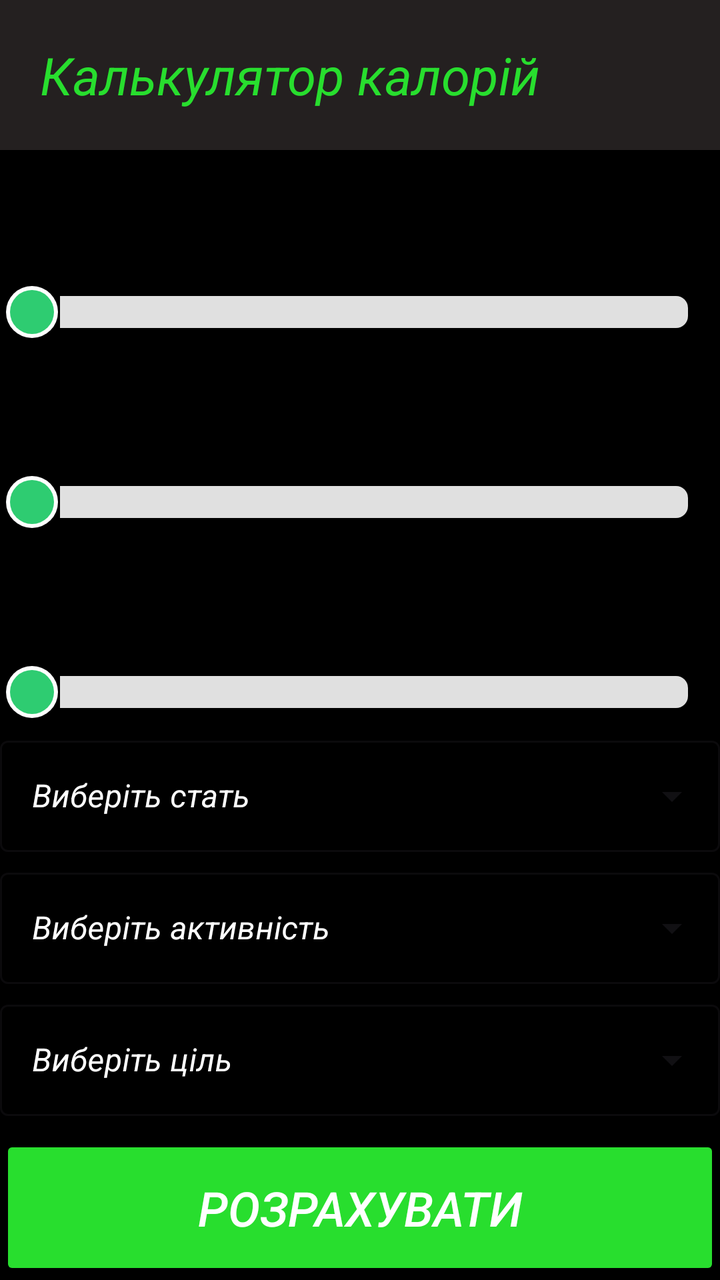
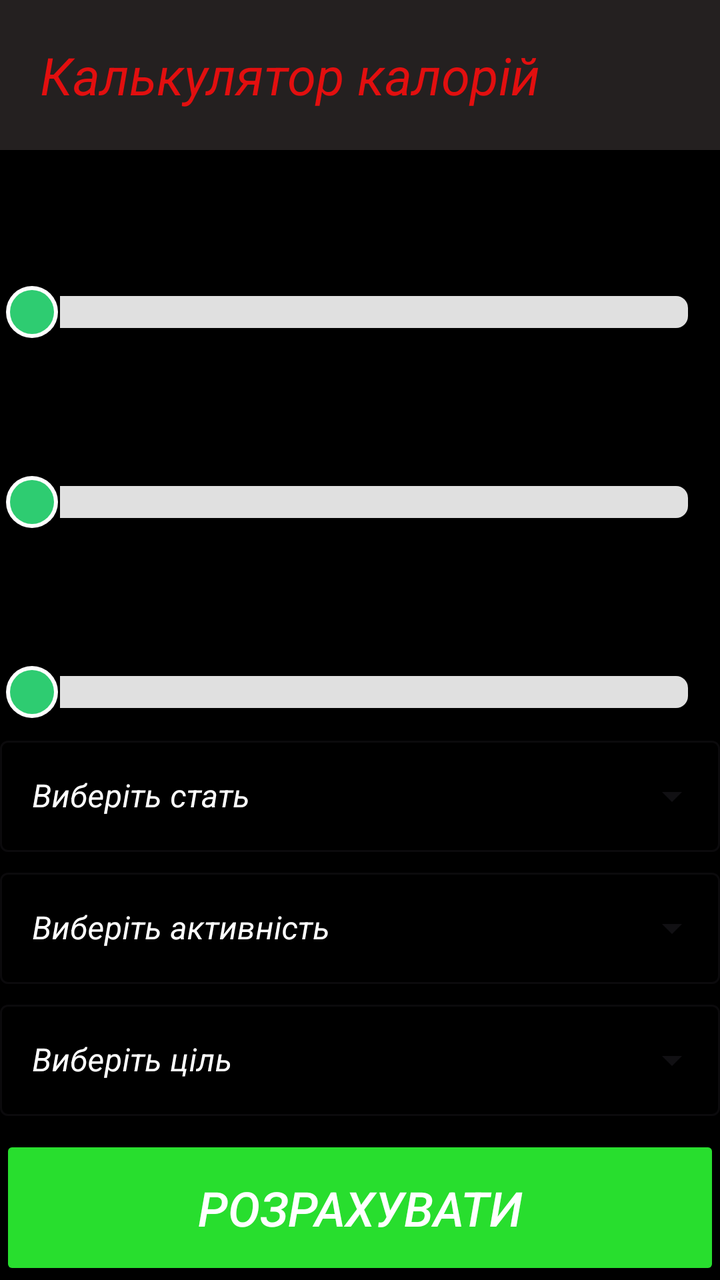

The first picture is an Android layout as it rendered before a commit; the second is the same layout after the commit. The layout source and the unified diff follow.
<!-- AndroidManifest.xml: application theme Theme.CalculationKcal -->
<!-- res/layout/activity_main.xml -->
<?xml version="1.0" encoding="utf-8"?>
<androidx.constraintlayout.widget.ConstraintLayout xmlns:android="http://schemas.android.com/apk/res/android"
    xmlns:app="http://schemas.android.com/apk/res-auto"
    xmlns:tools="http://schemas.android.com/tools"
    android:id="@+id/main"
    android:layout_width="match_parent"
    android:layout_height="match_parent"
    android:background="@color/black"
    android:layout_margin="0dp"
    tools:context=".MainActivity">

    <TextView
        android:id="@+id/textView"
        android:layout_width="match_parent"
        android:layout_height="wrap_content"
        android:background="@color/grey"
        android:padding="20dp"
        android:text="@string/calc_kcal"
        android:textAlignment="center"
        android:textColor="@color/green"
        android:textSize="26sp"
        android:textStyle="italic"
        app:layout_constraintEnd_toEndOf="parent"
        app:layout_constraintStart_toStartOf="parent"
        app:layout_constraintTop_toTopOf="parent"
        tools:ignore="MissingConstraints" />

    <TextView
        android:id="@+id/heightSeekBarText"
        android:layout_width="match_parent"
        android:layout_height="wrap_content"
        android:textAlignment="center"
        android:textSize="20sp"
        android:textColor="@color/green"
        android:padding="20dp"
        android:textColorHint="@color/white"
        app:layout_constraintTop_toBottomOf="@+id/textView"
        tools:ignore="MissingConstraints" />

    <SeekBar
        android:id="@+id/seekBarHeight"
        android:layout_width="match_parent"
        android:layout_height="wrap_content"
        android:max="190"
        android:min="20"
        android:progress="0"
        android:progressDrawable="@drawable/slider_track"
        android:thumb="@drawable/slider_thumb"
        app:layout_constraintTop_toBottomOf="@+id/heightSeekBarText"
        tools:ignore="MissingConstraints"
        tools:layout_editor_absoluteX="69dp" />

    <TextView
        android:id="@+id/weightSeekBarText"
        android:layout_width="match_parent"
        android:layout_height="wrap_content"
        android:padding="20dp"
        android:textAlignment="center"
        android:textColor="@color/green"
        android:textSize="20sp"
        android:textStyle="italic"
        app:layout_constraintTop_toBottomOf="@+id/seekBarHeight"
        tools:ignore="MissingConstraints" />

    <SeekBar
        android:id="@+id/seekBarWeight"
        android:layout_width="match_parent"
        android:layout_height="wrap_content"
        android:min="20"
        android:max="260"
        android:progress="4"
        android:progressDrawable="@drawable/slider_track"
        android:thumb="@drawable/slider_thumb"
        app:layout_constraintTop_toBottomOf="@+id/weightSeekBarText"
        tools:ignore="MissingConstraints"
        tools:layout_editor_absoluteX="46dp" />


    <TextView
        android:id="@+id/ageSeekBarText"
        android:layout_width="match_parent"
        android:layout_height="wrap_content"
        android:textAlignment="center"
        android:textSize="20sp"
        android:textColor="@color/green"
        android:padding="20dp"
        android:textColorHint="@color/white"
        app:layout_constraintTop_toBottomOf="@+id/seekBarWeight"
        tools:ignore="MissingConstraints" />

    <SeekBar
        android:id="@+id/seekBarAge"
        android:layout_width="match_parent"
        android:layout_height="wrap_content"
        android:min="5"
        android:max="100"
        android:progress="5"
        android:progressDrawable="@drawable/slider_track"
        android:thumb="@drawable/slider_thumb"
        app:layout_constraintTop_toBottomOf="@+id/ageSeekBarText"
        tools:ignore="MissingConstraints"
        tools:layout_editor_absoluteX="46dp" />

    <Button
        android:id="@+id/calculationButton"
        android:layout_width="match_parent"
        android:layout_height="wrap_content"
        android:text="@string/calculation"
        android:textSize="24sp"
        android:textStyle="italic"
        android:padding="20dp"
        android:textColor="@color/white"
        android:backgroundTint="@color/green"
        app:layout_constraintBottom_toBottomOf="parent"
        tools:ignore="MissingConstraints" />

    <com.google.android.material.textfield.TextInputLayout
        android:id="@+id/menuTextFieldHuman"
        style="@style/Widget.MaterialComponents.TextInputLayout.OutlinedBox.ExposedDropdownMenu"
        android:layout_width="match_parent"
        android:layout_height="wrap_content"
        android:hint="@string/enterHuman"
        android:textColorHint="@color/white"
        android:layout_marginTop="5dp"
        app:layout_constraintTop_toBottomOf="@+id/seekBarAge"
        tools:ignore="MissingConstraints">

        <AutoCompleteTextView
            android:id="@+id/autoCompleteTextViewHuman"
            android:layout_width="match_parent"
            android:layout_height="wrap_content"
            android:textStyle="italic"
            android:inputType="none" /> 
    </com.google.android.material.textfield.TextInputLayout>

    <com.google.android.material.textfield.TextInputLayout
        android:id="@+id/menuTextFieldLoad"
        style="@style/Widget.MaterialComponents.TextInputLayout.OutlinedBox.ExposedDropdownMenu"
        android:layout_width="match_parent"
        android:layout_height="wrap_content"
        android:hint="@string/enterLoad"
        android:textColorHint="@color/white"
        android:layout_marginTop="5dp"
        app:layout_constraintTop_toBottomOf="@+id/menuTextFieldHuman"
        tools:ignore="MissingConstraints">

        <AutoCompleteTextView
            android:id="@+id/autoCompleteTextViewLoad"
            android:layout_width="match_parent"
            android:layout_height="wrap_content"
            android:textStyle="italic"
            android:inputType="none" /> 
    </com.google.android.material.textfield.TextInputLayout>

    <com.google.android.material.textfield.TextInputLayout
        android:id="@+id/menuTextFieldGoal"
        style="@style/Widget.MaterialComponents.TextInputLayout.OutlinedBox.ExposedDropdownMenu"
        android:layout_width="match_parent"
        android:layout_height="wrap_content"
        android:hint="@string/enterGoal"
        android:textColorHint="@color/white"
        android:layout_marginTop="5dp"
        app:layout_constraintTop_toBottomOf="@+id/menuTextFieldLoad"
        tools:ignore="MissingConstraints">

        <AutoCompleteTextView
            android:id="@+id/autoCompleteTextViewGoal"
            android:layout_width="match_parent"
            android:layout_height="wrap_content"
            android:textStyle="italic"
            android:inputType="none" /> 
    </com.google.android.material.textfield.TextInputLayout>



</androidx.constraintlayout.widget.ConstraintLayout>
<!-- resources referenced by this layout -->
<resources>
  <color name="black">#FF000000</color>
  <color name="green">#28de2e</color>
  <color name="grey">#242020</color>
  <color name="white">#FFFFFFFF</color>
  <!-- drawable slider_thumb (drawable) -->
  <?xml version="1.0" encoding="utf-8"?>
  <layer-list xmlns:android="http://schemas.android.com/apk/res/android">
  
      <item>
          <shape android:shape="oval">
              <solid android:color="#1A000000" />
              <size android:width="28dp" android:height="28dp" />
          </shape>
      </item>
      
      <item android:top="1dp" android:left="1dp" android:right="1dp" android:bottom="1dp">
          <shape android:shape="oval">
              <solid android:color="#FFFFFF" />
          </shape>
      </item>
      
      <item android:top="3dp" android:left="3dp" android:right="3dp" android:bottom="3dp">
          <shape android:shape="oval">
              <solid android:color="#2ECC71" /> 
          </shape>
      </item>
  
  </layer-list>
  <!-- drawable slider_track (drawable) -->
  <?xml version="1.0" encoding="utf-8"?>
  <layer-list xmlns:android="http://schemas.android.com/apk/res/android">
  
      <item android:id="@android:id/background">
          <shape android:shape="rectangle">
              <corners android:radius="6dp" />
              <solid android:color="#E0E0E0" /> 
              <size android:height="8dp" /> 
          </shape>
      </item>
  
      
      <item android:id="@android:id/progress">
          <clip>
              <shape android:shape="rectangle">
                  <corners android:radius="6dp" />
                  <solid android:color="#E0E0E0" />
              </shape>
          </clip>
      </item>
  
  </layer-list>
  <string name="calc_kcal">Калькулятор калорій</string>
  <string name="calculation">Розрахувати</string>
  <string name="enterGoal">Виберіть ціль</string>
  <string name="enterHuman">Виберіть стать</string>
  <string name="enterLoad">Виберіть активність</string>
  <style name="Theme.CalculationKcal" parent="Base.Theme.CalculationKcal" />
  <style name="Base.Theme.CalculationKcal" parent="Theme.Material3.DayNight.NoActionBar">
          
          
      </style>
</resources>

<!-- the commit's change to res/layout/activity_main.xml (unified diff, before → after) -->
@@ -17,7 +17,7 @@
         android:padding="20dp"
         android:text="@string/calc_kcal"
         android:textAlignment="center"
-        android:textColor="@color/green"
+        android:textColor="@color/red"
         android:textSize="26sp"
         android:textStyle="italic"
         app:layout_constraintEnd_toEndOf="parent"
<!-- resource entries referenced after the edit -->
@@ -3,6 +3,7 @@
   <color name="black">#FF000000</color>
   <color name="green">#28de2e</color>
   <color name="grey">#242020</color>
+  <color name="red">#E20F0F</color>
   <color name="white">#FFFFFFFF</color>
   <!-- drawable slider_thumb (drawable) -->
   <?xml version="1.0" encoding="utf-8"?>
